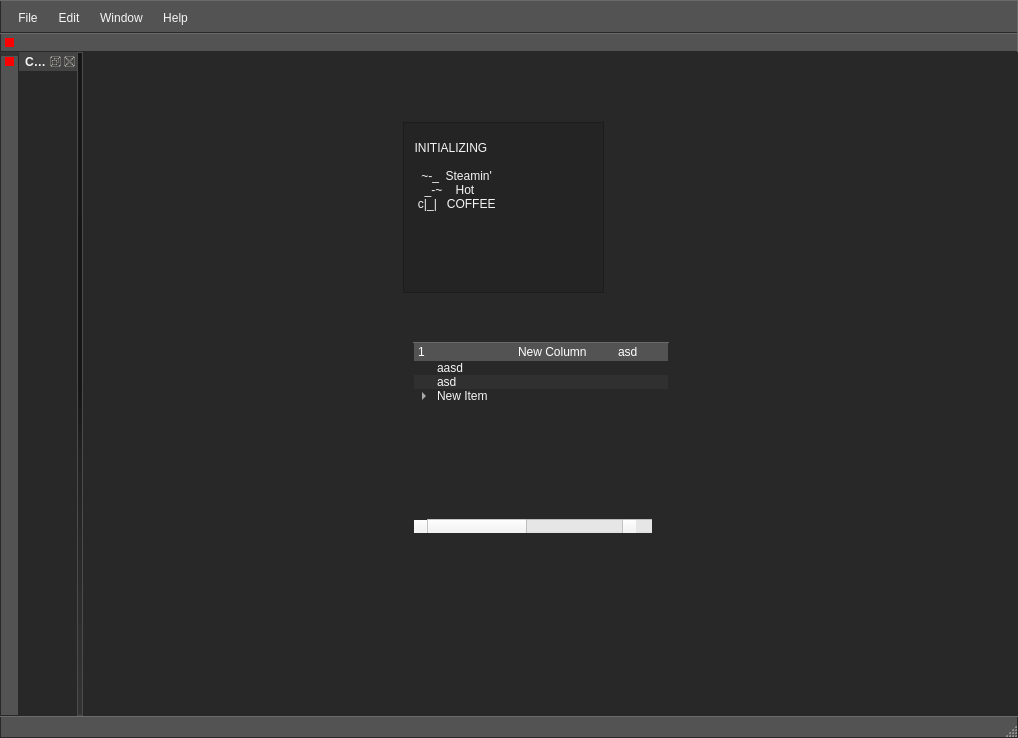
The window that Source/GUI/MainWindow.ui (Adelost/Ultimate-Coffee) describes before a commit, drawn with Qt 5.
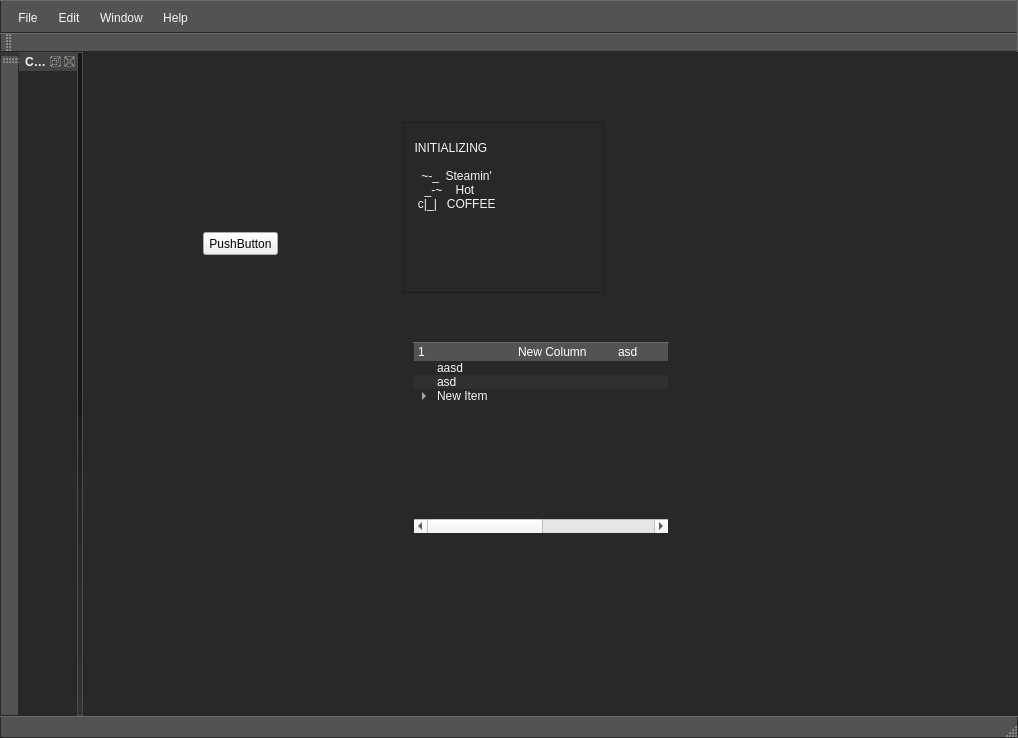
The same window after the commit. Icons and pictures are not drawn.

Commit message: Fixed white text bug, in popup windows

```diff
--- a/Source/GUI/MainWindow.ui
+++ b/Source/GUI/MainWindow.ui
@@ -29,18 +29,19 @@
 	background-color: #808080;
 }
 
-#MainWindow
+#MainWindow, QPlainTextEdit
 {
   	background-color: #282828;
 }
 
-QWidget
+QAbstractScrollArea, QAbstractItemView
 {
    	color: #f5f5f5;
 }
 
 QToolBar, QMenu, QMenuBar, QToolButton, QStatusBar, QDockWidget
 {
+	color: #f5f5f5;
  	background-color: #535353;
 	border: 1px solid #282828;
 	border-top: 1px solid #6a6a6a;
@@ -158,142 +159,17 @@
     background-color: #323232;
 }
 
-QAbstractItemView
-{
-    background-color: QLinearGradient( x1: 0, y1: 0, x2: 0, y2: 1, stop: 0 #4d4d4d, stop: 0.1 #646464, stop: 1 #5d5d5d);
-}
 
 QWidget:focus
 {
     /*border: 2px solid QLinearGradient( x1: 0, y1: 0, x2: 0, y2: 1, stop: 0 #ffa02f, stop: 1 #d7801a);*/
 }
 
-QPushButton
-{
-    color: #b1b1b1;
-    background-color: QLinearGradient( x1: 0, y1: 0, x2: 0, y2: 1, stop: 0 #565656, stop: 0.1 #525252, stop: 0.5 #4e4e4e, stop: 0.9 #4a4a4a, stop: 1 #464646);
-    border-width: 1px;
-    border-color: #1e1e1e;
-    border-style: solid;
-    border-radius: 6;
-    padding: 3px;
-    font-size: 12px;
-    padding-left: 5px;
-    padding-right: 5px;
-}
-
-QPushButton:pressed
-{
-    background-color: QLinearGradient( x1: 0, y1: 0, x2: 0, y2: 1, stop: 0 #2d2d2d, stop: 0.1 #2b2b2b, stop: 0.5 #292929, stop: 0.9 #282828, stop: 1 #252525);
-}
-
-QComboBox
-{
-    selection-background-color: #ffaa00;
-    background-color: QLinearGradient( x1: 0, y1: 0, x2: 0, y2: 1, stop: 0 #565656, stop: 0.1 #525252, stop: 0.5 #4e4e4e, stop: 0.9 #4a4a4a, stop: 1 #464646);
-    border-style: solid;
-    border: 1px solid #1e1e1e;
-    border-radius: 5;
-}
-
-QComboBox:hover,QPushButton:hover
-{
-    border: 2px solid QLinearGradient( x1: 0, y1: 0, x2: 0, y2: 1, stop: 0 #ffa02f, stop: 1 #d7801a);
-}
-
-
-QComboBox:on
-{
-    padding-top: 3px;
-    padding-left: 4px;
-    background-color: QLinearGradient( x1: 0, y1: 0, x2: 0, y2: 1, stop: 0 #2d2d2d, stop: 0.1 #2b2b2b, stop: 0.5 #292929, stop: 0.9 #282828, stop: 1 #252525);
-    selection-background-color: #ffaa00;
-}
-
-QComboBox QAbstractItemView
-{
-    border: 2px solid darkgray;
-    selection-background-color: QLinearGradient( x1: 0, y1: 0, x2: 0, y2: 1, stop: 0 #ffa02f, stop: 1 #d7801a);
-}
-
-QComboBox::drop-down
-{
-     subcontrol-origin: padding;
-     subcontrol-position: top right;
-     width: 15px;
-
-     border-left-width: 0px;
-     border-left-color: darkgray;
-     border-left-style: solid; /* just a single line */
-     border-top-right-radius: 3px; /* same radius as the QComboBox */
-     border-bottom-right-radius: 3px;
-	
- }
-
-QComboBox::down-arrow
-{
-     image: url(:/down_arrow.png);
-}
-
-
-
-QScrollBar:horizontal 
-{
-
-
-
-     margin: 0px 16px 0 16px;
-}
-
-QScrollBar::handle:horizontal
-{
-      background: QLinearGradient( x1: 0, y1: 0, x2: 1, y2: 0, stop: 0 #ffa02f, stop: 0.5 #d7801a, stop: 1 #ffa02f);
-      min-height: 20px;
-      border-radius: 2px;
-}
-
-QScrollBar::add-line:horizontal {
-      border: 1px solid #1b1b19;
-      border-radius: 2px;
-      background: QLinearGradient( x1: 0, y1: 0, x2: 1, y2: 0, stop: 0 #ffa02f, stop: 1 #d7801a);
-      width: 14px;
-      subcontrol-position: right;
-      subcontrol-origin: margin;
-}
-
-QScrollBar::sub-line:horizontal {
-      border: 1px solid #1b1b19;
-      border-radius: 2px;
-      background: QLinearGradient( x1: 0, y1: 0, x2: 1, y2: 0, stop: 0 #ffa02f, stop: 1 #d7801a);
-      width: 14px;
-     subcontrol-position: left;
-     subcontrol-origin: margin;
-}
-
-QScrollBar::right-arrow:horizontal, QScrollBar::left-arrow:horizontal
-{
-      border: 1px solid black;
-      width: 1px;
-      height: 1px;
-      background: white;
-}
-
-QScrollBar::add-page:horizontal, QScrollBar::sub-page:horizontal
-{
-      background: none;
-}
-
-
-
 QTextEdit
 {
     background-color: #242424;
 }
 
-QPlainTextEdit
-{
-    background-color: #242424;
-}
 
 QHeaderView::section
 {
@@ -305,11 +181,9 @@
 
 QCheckBox:disabled
 {
-color: #414141;
+	color: #414141;
 }
 
-
-
 QMainWindow::separator
 {
     background-color: QLinearGradient(x1:0, y1:0, x2:0, y2:1, stop:0 #161616, stop: 0.5 #151515, stop: 0.6 #212121, stop:1 #343434);
@@ -389,73 +263,6 @@
     margin-bottom: 0px;
 }
 
-QTabBar::tab:!selected:hover
-{
-    /*border-top: 2px solid #ffaa00;
-    padding-bottom: 3px;*/
-    border-top-left-radius: 3px;
-    border-top-right-radius: 3px;
-    background-color: QLinearGradient(x1:0, y1:0, x2:0, y2:1, stop:1 #212121, stop:0.4 #343434, stop:0.2 #343434, stop:0.1 #ffaa00);
-}
-
-QRadioButton::indicator:checked, QRadioButton::indicator:unchecked{
-    color: #b1b1b1;
-    background-color: #323232;
-    border: 1px solid #b1b1b1;
-    border-radius: 6px;
-}
-
-QRadioButton::indicator:checked
-{
-    background-color: qradialgradient(
-        cx: 0.5, cy: 0.5,
-        fx: 0.5, fy: 0.5,
-        radius: 1.0,
-        stop: 0.25 #ffaa00,
-        stop: 0.3 #323232
-    );
-}
-
-QCheckBox::indicator{
-    color: #b1b1b1;
-    background-color: #323232;
-    border: 1px solid #b1b1b1;
-    width: 9px;
-    height: 9px;
-}
-
-QRadioButton::indicator
-{
-    border-radius: 6px;
-}
-
-QRadioButton::indicator:hover, QCheckBox::indicator:hover
-{
-    border: 1px solid #ffaa00;
-}
-
-QCheckBox::indicator:checked
-{
-    image:url(:/images/checkbox.png);
-}
-
-QCheckBox::indicator:disabled, QRadioButton::indicator:disabled
-{
-    border: 1px solid #444;
-}
-
-QStatusBar::indicator
-{
-   	color: #ff0000;
-	background-color: #ff0000;
-}
-
-QWidget::handle
-{
-   	color: #ff0000;
-	background-color: #ff0000;
-}
-
 QMenu:item
 {
 	color: #282828;
@@ -655,6 +462,19 @@
   </string>
     </property>
    </widget>
+   <widget class="QPushButton" name="pushButton">
+    <property name="geometry">
+     <rect>
+      <x>120</x>
+      <y>180</y>
+      <width>75</width>
+      <height>23</height>
+     </rect>
+    </property>
+    <property name="text">
+     <string>PushButton</string>
+    </property>
+   </widget>
   </widget>
   <widget class="QToolBar" name="contextBar">
    <attribute name="toolBarArea">
```
